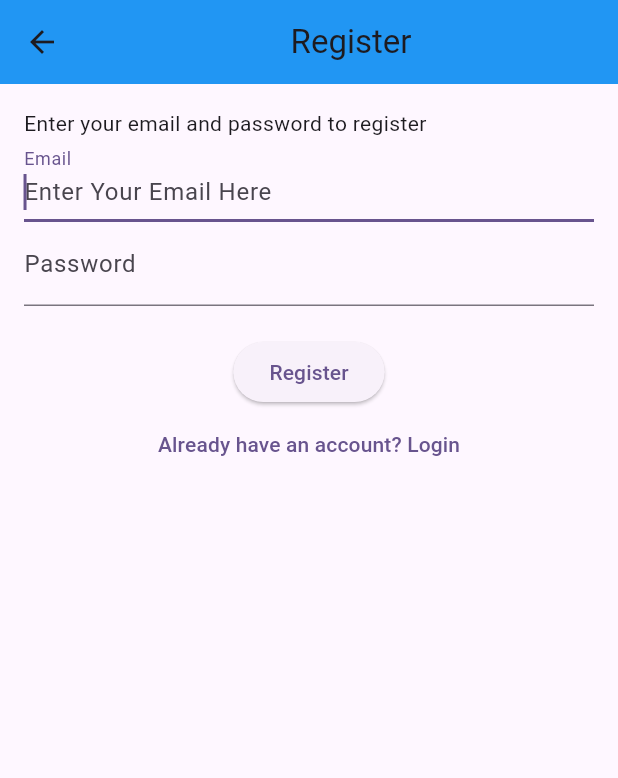
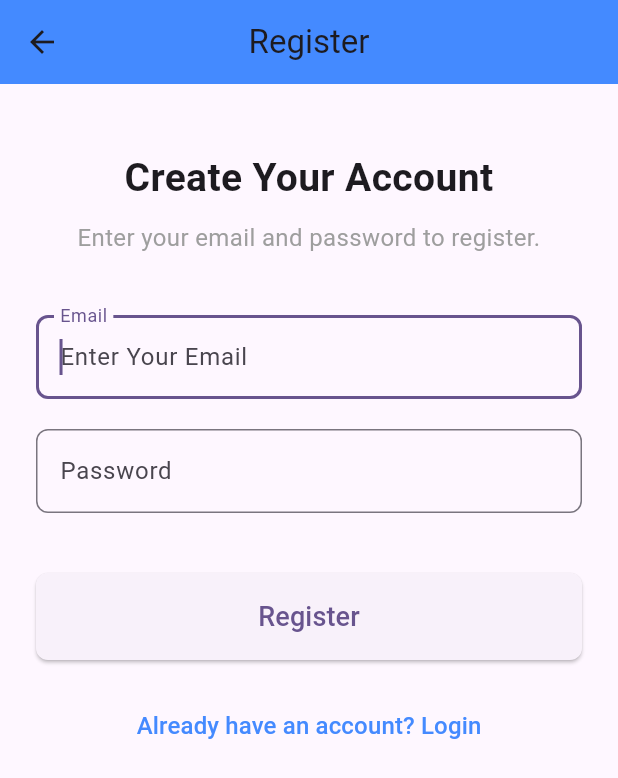
Before and after one commit to giodefa96/DisabilApp, a Flutter app: the RegisterView screen opened directly, after a tap on "Already have an account? Login", on a phone screen of 412 x 824 dp. Shown: the top 778 px of the screen. Run offline on Flutter 3.47's test engine with Material 3 defaults, Android fonts, the phone set to English and light mode, and no system bars; our stand-ins replace cloud_firestore, equatable, firebase_auth, firebase_core, flutter_bloc, share_plus; missing offline and left inert: ansicolor; accounts and stored records are empty.

Commit message:
chore: Update login and register views

```diff
--- a/lib/views/register_view.dart
+++ b/lib/views/register_view.dart
@@ -48,79 +48,94 @@ class _RegisterViewState extends State<RegisterView> {
       listener: (context, state) async {
         if (state is AuthStateRegistering) {
           if (state.exception is WeakPasswordAuthException) {
-            await showErrorDialog(
-              context,
-              'Weak Passoword!',
-            );
+            await showErrorDialog(context, 'Weak Password!');
           } else if (state.exception is EmailAlreadyInUseAuthException) {
-            await showErrorDialog(
-              context,
-              'Email already in use!',
-            );
+            await showErrorDialog(context, 'Email already in use!');
+          } else if (state.exception is InvalidEmailAuthException) {
+            await showErrorDialog(context, 'Invalid Email!');
           } else if (state.exception is GenericAuthException) {
             await showErrorDialog(
-              context,
-              'An error occurred. Please try again later.',
-            );
-          } else if (state.exception is InvalidEmailAuthException) {
-            await showErrorDialog(
-              context,
-              'Invalid Email!',
-            );
+                context, 'An error occurred. Please try again later.');
           }
         }
       },
       child: Scaffold(
         appBar: AppBar(
-          title: Center(
-            child: const Text('Register'),
-          ),
-          backgroundColor: Colors.blue,
+          title: const Text('Register'),
+          centerTitle: true,
+          backgroundColor: Colors.blueAccent,
         ),
-        body: Padding(
-          padding: const EdgeInsets.all(16.0),
+        body: SingleChildScrollView(
+          padding: const EdgeInsets.all(24.0),
           child: Column(
-            crossAxisAlignment: CrossAxisAlignment.start,
+            crossAxisAlignment: CrossAxisAlignment.stretch,
             children: [
-              const Text("Enter your email and password to register"),
+              const SizedBox(height: 20),
+              const Text(
+                "Create Your Account",
+                textAlign: TextAlign.center,
+                style: TextStyle(
+                  fontSize: 26,
+                  fontWeight: FontWeight.bold,
+                ),
+              ),
+              const SizedBox(height: 10),
+              const Text(
+                "Enter your email and password to register.",
+                textAlign: TextAlign.center,
+                style: TextStyle(fontSize: 16, color: Colors.grey),
+              ),
+              const SizedBox(height: 40),
               TextField(
                 controller: _email,
                 keyboardType: TextInputType.emailAddress,
                 enableSuggestions: false,
                 autocorrect: false,
                 autofocus: true,
-                decoration: const InputDecoration(
+                decoration: InputDecoration(
                   labelText: 'Email',
-                  hintText: 'Enter Your Email Here',
+                  hintText: 'Enter Your Email',
+                  border: OutlineInputBorder(
+                    borderRadius: BorderRadius.circular(8),
+                  ),
                 ),
               ),
+              const SizedBox(height: 20),
               TextField(
                 controller: _password,
                 obscureText: true,
                 enableSuggestions: false,
                 autocorrect: false,
-                decoration: const InputDecoration(
+                decoration: InputDecoration(
                   labelText: 'Password',
-                  hintText: 'Enter Your Password Here',
+                  hintText: 'Enter Your Password',
+                  border: OutlineInputBorder(
+                    borderRadius: BorderRadius.circular(8),
+                  ),
+                ),
+              ),
+              const SizedBox(height: 40),
+              ElevatedButton(
+                onPressed: _register,
+                style: ElevatedButton.styleFrom(
+                  padding: const EdgeInsets.symmetric(vertical: 16),
+                  shape: RoundedRectangleBorder(
+                    borderRadius: BorderRadius.circular(8),
+                  ),
+                ),
+                child: const Text(
+                  'Register',
+                  style: TextStyle(fontSize: 18),
                 ),
               ),
               const SizedBox(height: 20),
-              Center(
-                child: Column(
-                  children: [
-                    ElevatedButton(
-                      onPressed: _register,
-                      child: const Text('Register'),
-                    ),
-                    TextButton(
-                      onPressed: () {
-                        context.read<AuthBloc>().add(
-                              const AuthEventLogOut(),
-                            );
-                      },
-                      child: const Text('Already have an account? Login'),
-                    ),
-                  ],
+              TextButton(
+                onPressed: () {
+                  context.read<AuthBloc>().add(const AuthEventLogOut());
+                },
+                child: const Text(
+                  'Already have an account? Login',
+                  style: TextStyle(fontSize: 16, color: Colors.blueAccent),
                 ),
               ),
             ],
```
Also changed, not shown: lib/views/forgot_password_view.dart (+58 -19 lines), lib/views/login_view.dart (+61 -17 lines), lib/views/verified_email_view.dart (+57 -100 lines).
